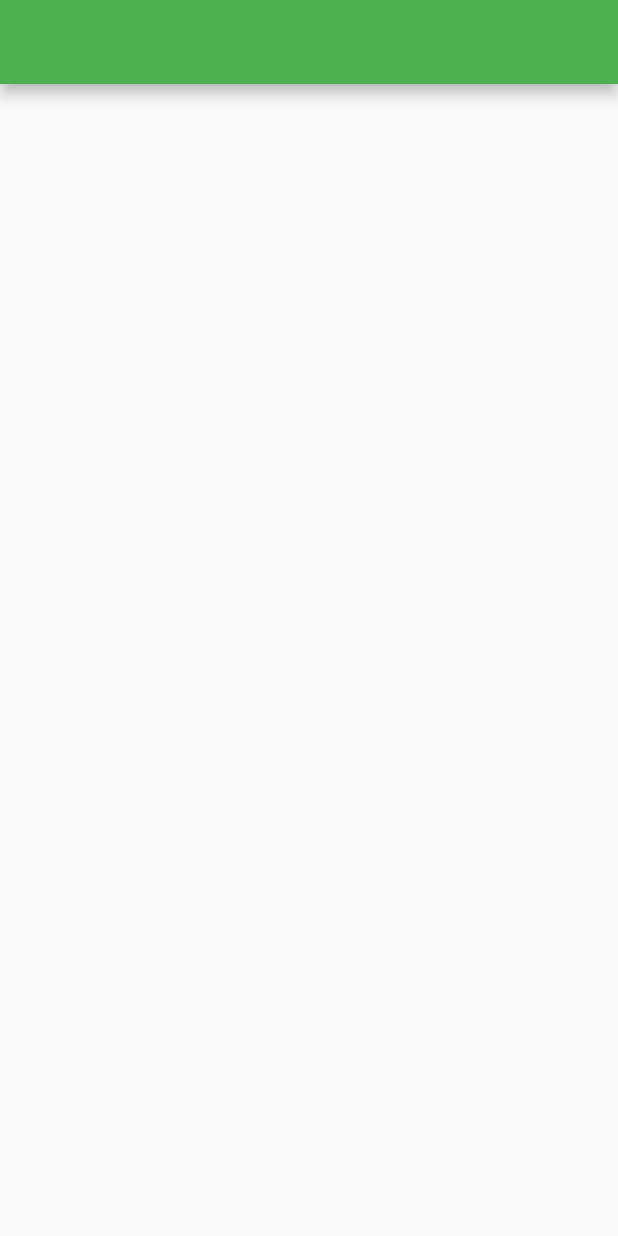
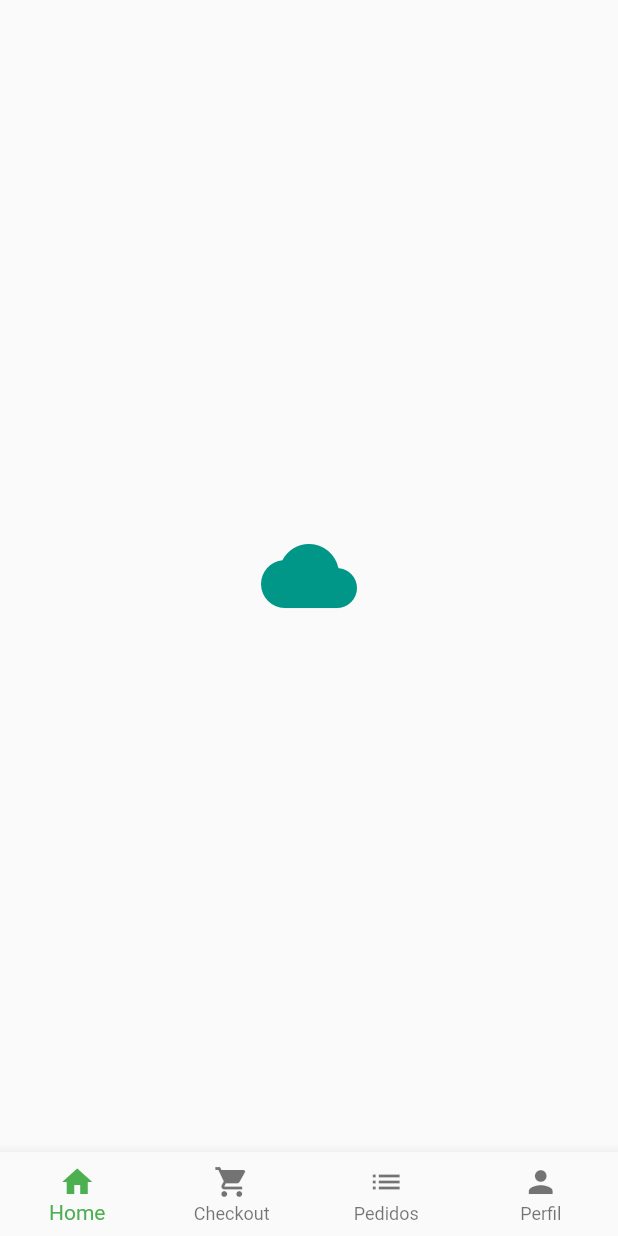
Before and after one commit to osiasmiranda/greengrocer, a Flutter app: the screen it shows after launch, after a tap on "Entrar", on a phone screen of 412 x 824 dp. Run offline on Flutter 3.47's test engine with Material 2 defaults, Android fonts, the phone set to English and light mode, and no system bars; our stand-ins replace animated_text_kit, mask_text_input_formatter.

Commit message:
chore: adicionando bottomNavigatorBar

```diff
--- a/lib/src/auth/sign_in_screen.dart
+++ b/lib/src/auth/sign_in_screen.dart
@@ -108,7 +108,7 @@ class SignInScreen extends StatelessWidget {
                           Navigator.of(context).pushReplacement(
                             MaterialPageRoute(
                               builder: ((c) {
-                                return const BaseScreen();
+                                return BaseScreen();
                               }),
                             ),
                           );
--- a/lib/src/base/base_screen.dart
+++ b/lib/src/base/base_screen.dart
@@ -1,15 +1,55 @@
 import 'package:flutter/material.dart';
 
-class BaseScreen extends StatelessWidget {
+class BaseScreen extends StatefulWidget {
   const BaseScreen({Key? key}) : super(key: key);
 
   @override
+  State<BaseScreen> createState() => _BaseScreenState();
+}
+
+int currentTabIndex = 0;
+
+class _BaseScreenState extends State<BaseScreen> {
+  @override
   Widget build(BuildContext context) {
+    final kTabPages = <Widget>[
+      const Center(
+        child: Icon(Icons.cloud, size: 64.0, color: Colors.teal),
+      ),
+      const Center(
+        child: Icon(Icons.alarm, size: 64.0, color: Colors.red),
+      ),
+      const Center(
+        child: Icon(Icons.forum, size: 64.0, color: Colors.blue),
+      ),
+      const Center(
+        child: Icon(Icons.date_range, size: 64.0, color: Colors.yellow),
+      ),
+    ];
+
+    final kBottomNavBarItems = <BottomNavigationBarItem>[
+      const BottomNavigationBarItem(icon: Icon(Icons.home), label: 'Home'),
+      const BottomNavigationBarItem(
+          icon: Icon(Icons.shopping_cart), label: 'Checkout'),
+      const BottomNavigationBarItem(icon: Icon(Icons.list), label: 'Pedidos'),
+      const BottomNavigationBarItem(icon: Icon(Icons.person), label: 'Perfil'),
+    ];
+
+    assert(kTabPages.length == kBottomNavBarItems.length);
+
+    final bottomNavBar = BottomNavigationBar(
+      items: kBottomNavBarItems,
+      type: BottomNavigationBarType.fixed,
+      currentIndex: currentTabIndex,
+      onTap: (int index) {
+        setState(() {
+          currentTabIndex = index;
+        });
+      },
+    );
     return Scaffold(
-      appBar: AppBar(
-        title: const Text(''),
-      ),
-      body: Container(),
+      body: kTabPages[currentTabIndex],
+      bottomNavigationBar: bottomNavBar,
     );
   }
 }
```
